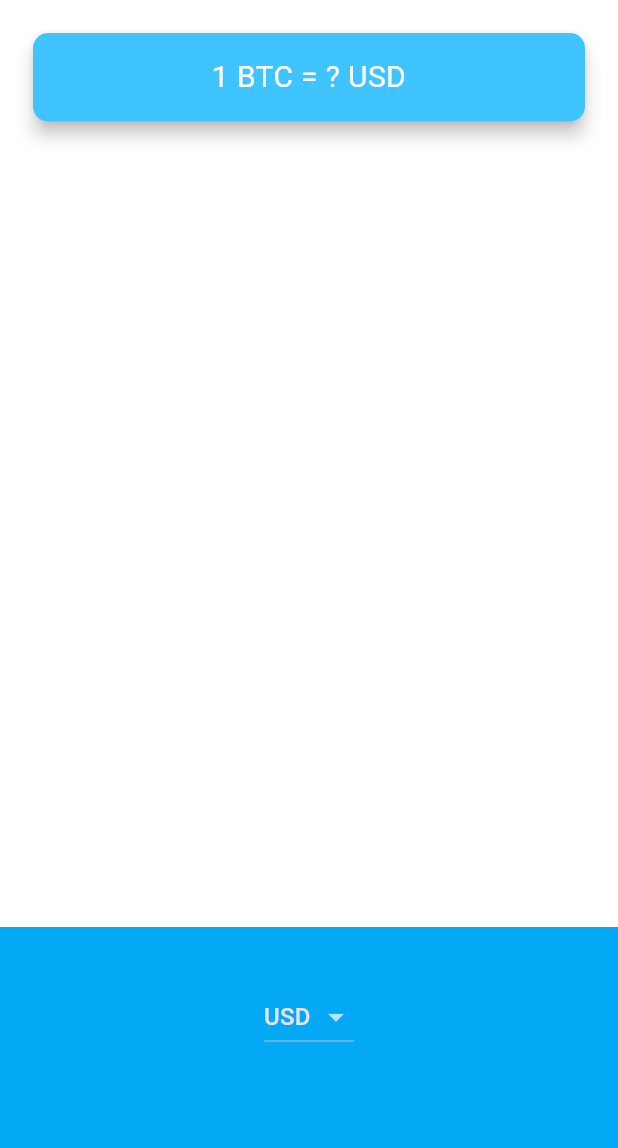
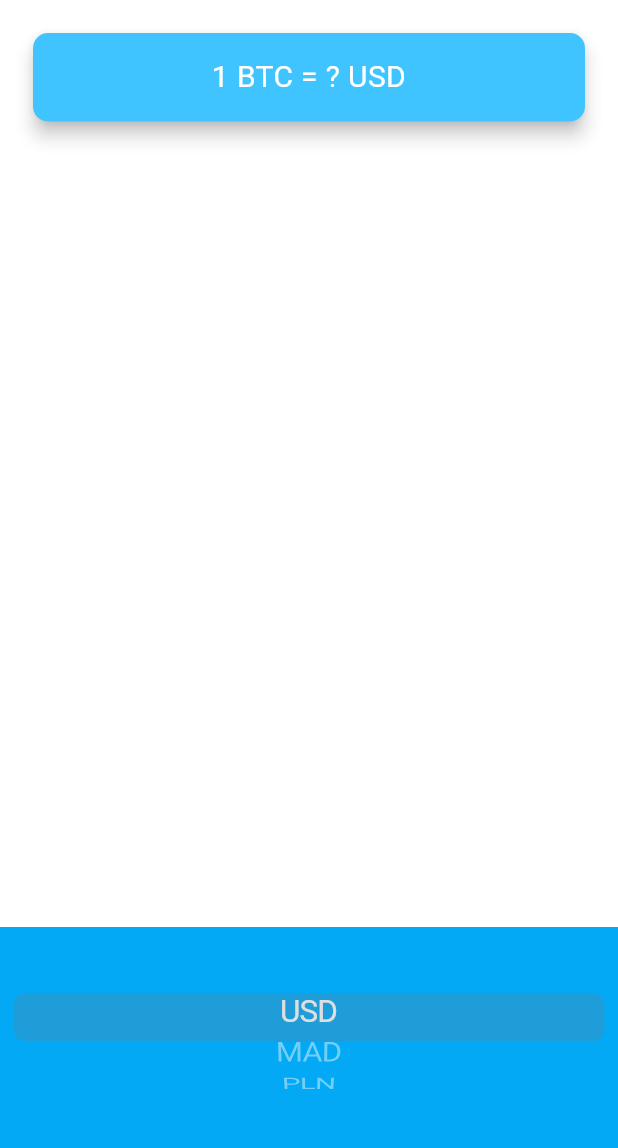
Before and after one commit to AmmarSultan1443/bitcoin_ticker_flutter, a Flutter app: the screen it shows after launch, on a phone screen of 412 x 824 dp, the part 84-1232 px from its top. Run offline on Flutter 3.47's test engine with Material 3 defaults, Android fonts, the phone set to English and light mode, and no system bars.

```diff
--- a/lib/price_screen.dart
+++ b/lib/price_screen.dart
@@ -1,5 +1,6 @@
 import 'package:bitcoin_ticker_flutter/coin_data.dart';
 import 'package:flutter/material.dart';
+import 'package:flutter/cupertino.dart';
 
 class PriceScreen extends StatefulWidget {
   @override
@@ -60,15 +61,13 @@ class _PriceScreenState extends State<PriceScreen> {
             alignment: Alignment.center,
             padding: EdgeInsets.only(bottom: 30.0),
             color: Colors.lightBlue,
-            child: DropdownButton(
-              value: selectedCurrency,
-              items: getDropDownItems(),
-              onChanged: (String? value) {
-                setState(() {
-                  selectedCurrency = value;
-                  print(value);
-                });
+            child: CupertinoPicker(
+              backgroundColor: Colors.lightBlue,
+              onSelectedItemChanged: (selectedIndex) {
+                print(selectedIndex);
               },
+              itemExtent: 32.0,
+              children: [Text('USD'), Text('MAD'), Text('PLN')],
             ),
           ),
         ],
@@ -76,3 +75,15 @@ class _PriceScreenState extends State<PriceScreen> {
     );
   }
 }
+
+/*
+DropdownButton(
+value: selectedCurrency,
+items: getDropDownItems(),
+onChanged: (String? value) {
+setState(() {
+selectedCurrency = value;
+print(value);
+});
+},
+)*/
```
